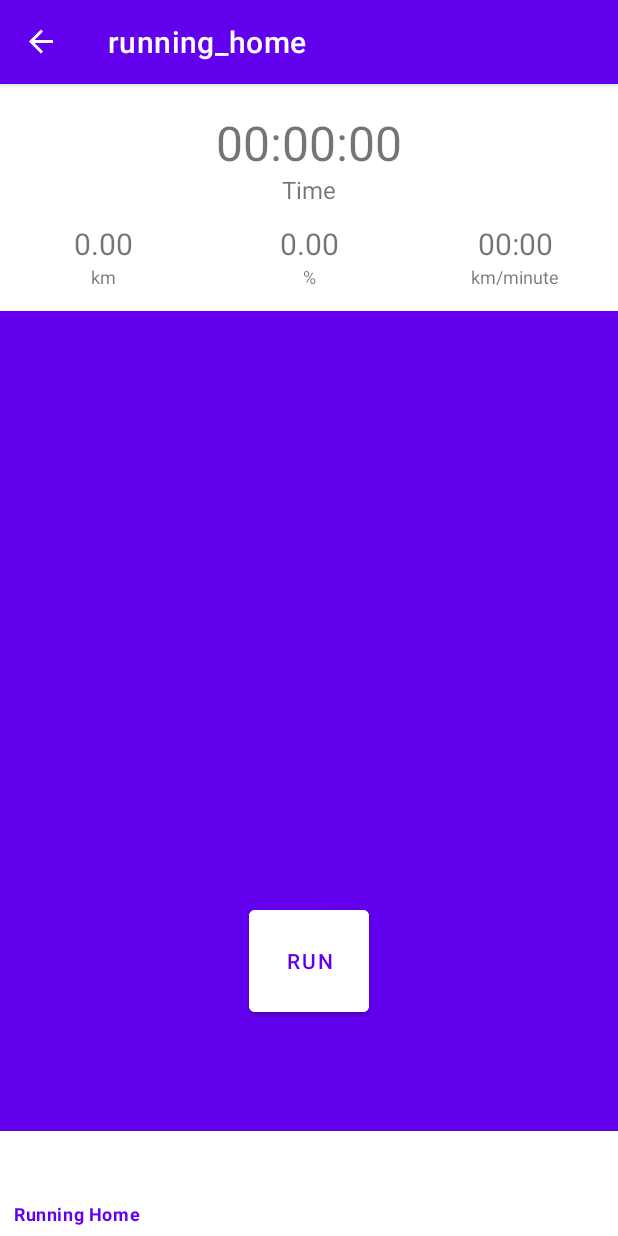
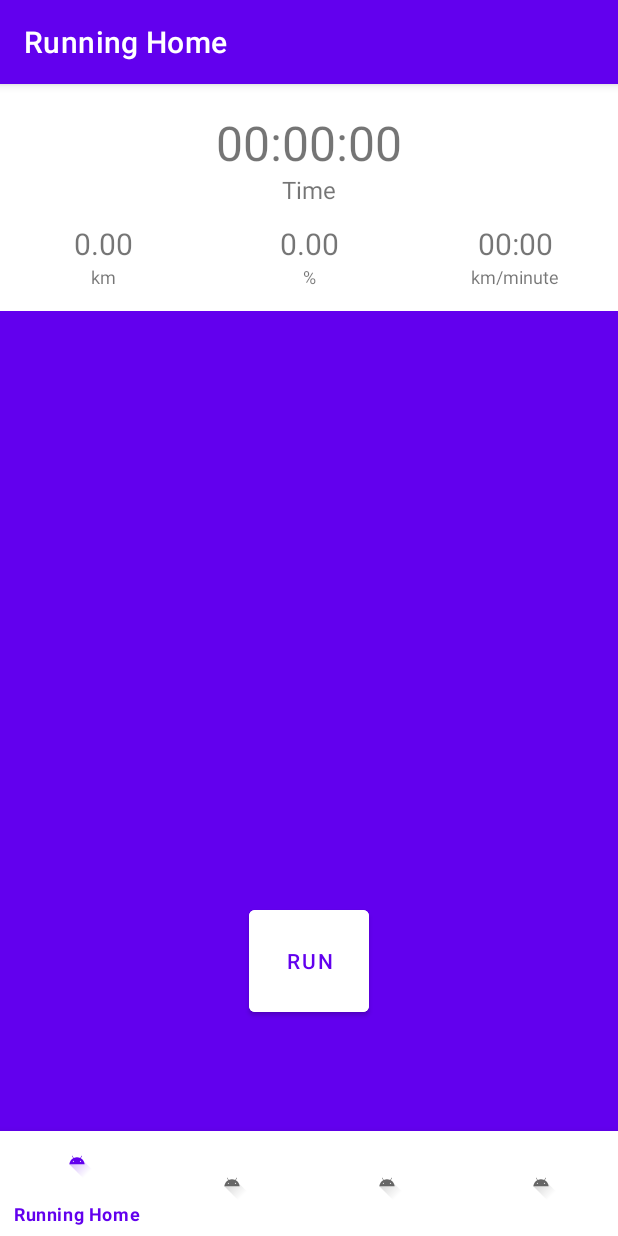
Before and after one commit to SWE3028-TeamC/IsRun, an Android app: the screen it shows after launch (MainActivity), on a phone screen of 412 x 824 dp. Run offline under Robolectric (Android 15) with nearby library versions, the phone set to English and light mode, and no system bars; our stand-ins replace navigation-ui.

Commit message:
Feat: Add Bottom Navigation with Achievement

```diff
--- a/app/src/main/java/edu/skku/cs/isrun/MainActivity.kt
+++ b/app/src/main/java/edu/skku/cs/isrun/MainActivity.kt
@@ -2,32 +2,36 @@ package edu.skku.cs.isrun
 
 import android.os.Bundle
 import androidx.appcompat.app.AppCompatActivity
-import androidx.navigation.Navigation.findNavController
+import androidx.navigation.fragment.NavHostFragment
 import androidx.navigation.ui.AppBarConfiguration
 import androidx.navigation.ui.NavigationUI.setupActionBarWithNavController
-import androidx.navigation.ui.NavigationUI.setupWithNavController
+import androidx.navigation.ui.setupWithNavController
 import com.google.android.material.bottomnavigation.BottomNavigationView
 import edu.skku.cs.isrun.databinding.ActivityMainBinding
 
 class MainActivity : AppCompatActivity() {
 
-    private var binding: ActivityMainBinding? = null
+    private lateinit var binding: ActivityMainBinding
 
     override fun onCreate(savedInstanceState: Bundle?) {
         super.onCreate(savedInstanceState)
 
         binding = ActivityMainBinding.inflate(layoutInflater)
-        setContentView(binding!!.getRoot())
+        setContentView(binding.root)
 
         val navView = findViewById<BottomNavigationView>(R.id.run_nav_view)
         // Passing each menu ID as a set of Ids because each
         // menu should be considered as top level destinations.
-        val appBarConfiguration: AppBarConfiguration = AppBarConfiguration.Builder(
-            R.id.running_home, R.id.running_achievement, R.id.running_record, R.id.running_landmark
-        ).build()
+        val appBarConfiguration: AppBarConfiguration = AppBarConfiguration(
+            setOf(R.id.running_home, R.id.running_achievement, R.id.running_record, R.id.running_landmark)
+        )
 
-        val navController = findNavController(this, R.id.nav_host_fragment_main_activity)
+        val navHostFragment = supportFragmentManager.findFragmentById(R.id.fragmentContainerView) as NavHostFragment
+        val navController = navHostFragment.navController
+
         setupActionBarWithNavController(this, navController, appBarConfiguration)
-        setupWithNavController(binding!!.runNavView, navController)
+
+        binding.runNavView.setupWithNavController(navController)
+
     }
 }
--- a/app/src/main/java/edu/skku/cs/isrun/running/home/RunningHome.kt
+++ b/app/src/main/java/edu/skku/cs/isrun/running/home/RunningHome.kt
@@ -8,21 +8,26 @@ import android.widget.TextView
 import androidx.fragment.app.Fragment
 import androidx.lifecycle.ViewModelProvider
 
-import edu.skku.cs.isrun.databinding.RunningHomeBinding
+import edu.skku.cs.isrun.databinding.RunningHomeFragmentBinding
 
 class RunningHome: Fragment() {
 
-    private var binding: RunningHomeBinding? = null
+    private var binding: RunningHomeFragmentBinding? = null
 
     override fun onCreateView(
         inflater: LayoutInflater,
         container: ViewGroup?, savedInstanceState: Bundle?
     ): View {
         val homeViewModel: RunningHomeViewModel = ViewModelProvider(this).get(RunningHomeViewModel::class.java)
-        binding = RunningHomeBinding.inflate(inflater, container, false)
-        val root: View = binding!!.getRoot()
+        binding = RunningHomeFragmentBinding.inflate(inflater, container, false)
+        val root: View = binding!!.root
 
         return root
+    }
+
+    override fun onActivityCreated(savedInstanceState: Bundle?) {
+        super.onActivityCreated(savedInstanceState)
+        // TODO: Use the ViewModel
     }
 
     override fun onDestroyView() {
--- a/app/src/main/res/layout/activity_main.xml
+++ b/app/src/main/res/layout/activity_main.xml
@@ -4,20 +4,29 @@
     xmlns:tools="http://schemas.android.com/tools"
     android:id="@+id/container"
     android:layout_width="match_parent"
-    android:layout_height="match_parent">
+    android:layout_height="match_parent"
+    tools:context=".MainActivity">
 
-    <fragment
-        android:id="@+id/nav_host_fragment_main_activity"
+    <androidx.appcompat.widget.Toolbar
+        android:id="@+id/toolbar"
+        android:layout_width="match_parent"
+        android:layout_height="?attr/actionBarSize"
+        app:title=" "
+        app:layout_constraintTop_toTopOf="parent"
+        app:layout_constraintStart_toStartOf="parent"
+        />
+
+    <androidx.fragment.app.FragmentContainerView
+        android:id="@+id/fragmentContainerView"
         android:name="androidx.navigation.fragment.NavHostFragment"
         android:layout_width="match_parent"
         android:layout_height="match_parent"
-        app:defautNavHost="true"
+        app:layout_constraintTop_toTopOf="parent"
+        app:layout_constraintEnd_toEndOf="parent"
         app:layout_constraintStart_toStartOf="parent"
-        app:layout_constraintEnd_toEndOf="parent"
-        app:layout_constraintTop_toTopOf="parent"
         app:layout_constraintBottom_toBottomOf="parent"
-        app:navGraph="@navigation/isrun_navigation"
-        />
+        app:defaultNavHost="true"
+        app:navGraph="@navigation/isrun_navigation_graph" />
 
     <com.google.android.material.bottomnavigation.BottomNavigationView
         android:id="@+id/run_nav_view"
--- a/app/src/main/res/layout/running_achievement.xml
+++ /dev/null
@@ -1,6 +0,0 @@
-<?xml version="1.0" encoding="utf-8"?>
-<androidx.constraintlayout.widget.ConstraintLayout xmlns:android="http://schemas.android.com/apk/res/android"
-    android:layout_width="match_parent"
-    android:layout_height="match_parent">
-
-</androidx.constraintlayout.widget.ConstraintLayout>
--- a/app/src/main/res/layout/running_landmark.xml
+++ /dev/null
@@ -1,6 +0,0 @@
-<?xml version="1.0" encoding="utf-8"?>
-<androidx.constraintlayout.widget.ConstraintLayout xmlns:android="http://schemas.android.com/apk/res/android"
-    android:layout_width="match_parent"
-    android:layout_height="match_parent">
-
-</androidx.constraintlayout.widget.ConstraintLayout>
--- a/app/src/main/res/layout/runnning_record.xml
+++ /dev/null
@@ -1,6 +0,0 @@
-<?xml version="1.0" encoding="utf-8"?>
-<androidx.constraintlayout.widget.ConstraintLayout xmlns:android="http://schemas.android.com/apk/res/android"
-    android:layout_width="match_parent"
-    android:layout_height="match_parent">
-
-</androidx.constraintlayout.widget.ConstraintLayout>
--- a/app/src/main/res/menu/bottom_run_menu.xml
+++ b/app/src/main/res/menu/bottom_run_menu.xml
@@ -2,18 +2,26 @@
 <menu xmlns:android="http://schemas.android.com/apk/res/android">
     <item
         android:id="@+id/running_home"
+        android:enabled="true"
+        android:icon="@drawable/ic_launcher_foreground"
         android:title="Running Home"/>
 
     <item
         android:id="@+id/running_achievement"
+        android:enabled="true"
+        android:icon="@drawable/ic_launcher_foreground"
         android:title="Achievements"/>
 
     <item
         android:id="@+id/running_record"
+        android:enabled="true"
+        android:icon="@drawable/ic_launcher_foreground"
         android:title="Records"/>
 
     <item
         android:id="@+id/running_landmark"
+        android:enabled="true"
+        android:icon="@drawable/ic_launcher_foreground"
         android:title="Landmarks"/>
 
 </menu>
--- a/app/src/main/res/navigation/isrun_navigation.xml
+++ /dev/null
@@ -1,13 +0,0 @@
-<?xml version="1.0" encoding="utf-8"?>
-<navigation xmlns:android="http://schemas.android.com/apk/res/android"
-    xmlns:app="http://schemas.android.com/apk/res-auto"
-    xmlns:tools="http://schemas.android.com/tools"
-    android:id="@+id/isrun_navigation"
-    app:startDestination="@id/runningHome">
-
-    <fragment
-        android:id="@+id/runningHome"
-        android:name="edu.skku.cs.isrun.running.home.RunningHome"
-        android:label="running_home"
-        tools:layout="@layout/running_home" />
-</navigation>
--- /dev/null
+++ b/app/src/main/res/navigation/isrun_navigation_graph.xml
@@ -0,0 +1,19 @@
+<?xml version="1.0" encoding="utf-8"?>
+<navigation xmlns:android="http://schemas.android.com/apk/res/android"
+    xmlns:app="http://schemas.android.com/apk/res-auto"
+    xmlns:tools="http://schemas.android.com/tools"
+    android:id="@+id/isrun_navigation"
+    app:startDestination="@id/running_home">
+
+    <fragment
+        android:id="@+id/running_home"
+        android:name="edu.skku.cs.isrun.running.home.RunningHome"
+        android:label="Running Home"
+        tools:layout="@layout/running_home_fragment" />
+    <fragment
+        android:id="@+id/running_achievement"
+        android:name="edu.skku.cs.isrun.running.achievement.RunningAchievement"
+        android:label="Achievement"
+        tools:layout="@layout/running_achievement_fragment" />
+
+</navigation>
```
Also changed, not shown: app/src/main/java/edu/skku/cs/isrun/running/achievement/RunningAchievement.kt (added, +41 -0 lines), app/src/main/java/edu/skku/cs/isrun/running/achievement/RunningAchievementViewModel.kt (added, +19 -0 lines), app/src/main/res/layout/running_achievement_fragment.xml (added, +14 -0 lines), app/src/main/res/layout/running_result.xml (deleted, +0 -82 lines), app/src/main/res/layout/running_setting.xml (deleted, +0 -95 lines), app/src/main/res/layout/running_home_fragment.xml (renamed from app/src/main/res/layout/running_home.xml).
